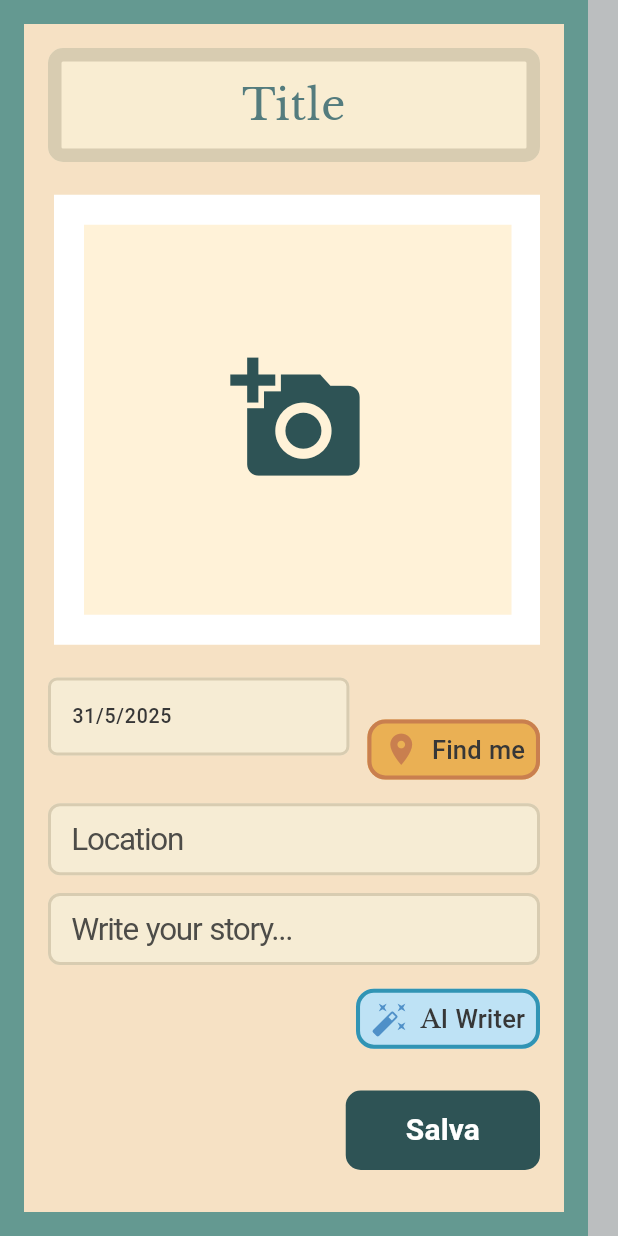
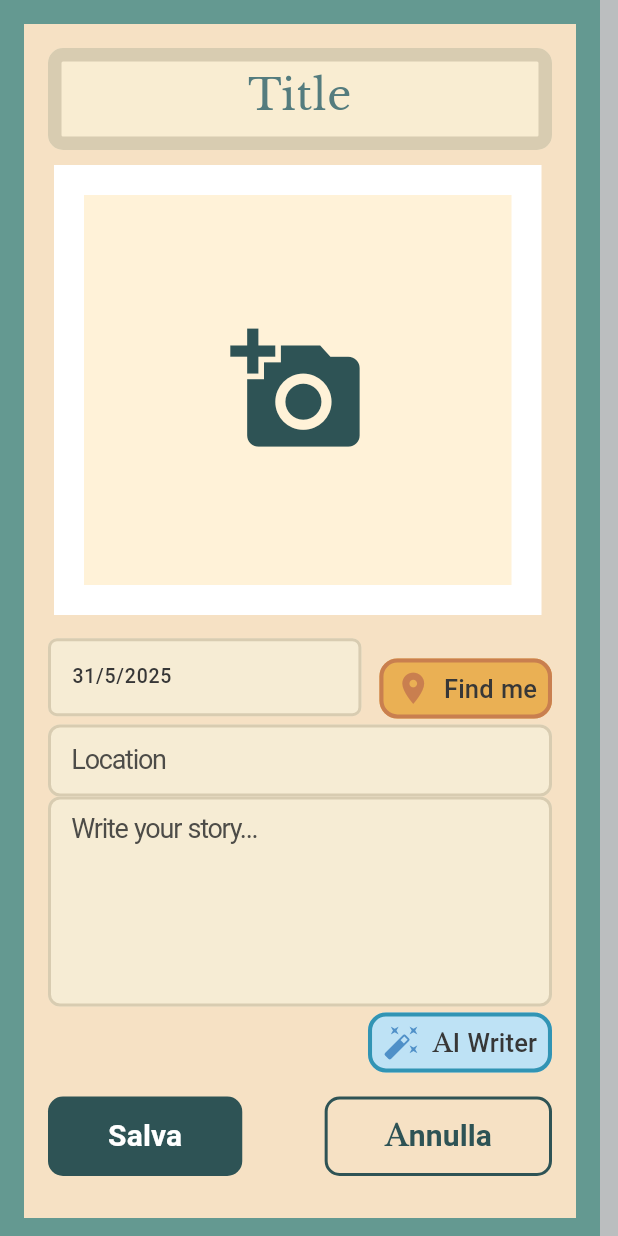
Before and after one commit to lpjr03/Itinereo, a Flutter app: the AddDiaryEntryPage screen opened directly with empty values, on a phone screen of 412 x 824 dp. Run offline on Flutter 3.47's test engine with Material 3 defaults, Android fonts, the light colour scheme and no system bars; our stand-ins replace cloud_firestore, device_info_plus, firebase_ai, firebase_auth, firebase_core, firebase_storage and 7 more; missing offline and left inert: firebase_app_check; accounts and stored records are empty.

Commit message:
Update of design

```diff
--- a/lib/screens/add_diary_page.dart
+++ b/lib/screens/add_diary_page.dart
@@ -1,10 +1,11 @@
 import 'dart:io';
-import 'package:carousel_slider/carousel_slider.dart';
 import 'package:firebase_auth/firebase_auth.dart';
 import 'package:flutter/material.dart';
 import 'package:flutter/services.dart';
 import 'package:geolocator/geolocator.dart';
 import 'package:google_fonts/google_fonts.dart';
+import 'package:http/http.dart';
+import 'package:itinereo/screens/camera_screen.dart';
 import 'package:itinereo/services/geolocator_service.dart';
 import 'package:itinereo/services/google_service.dart';
 import 'package:itinereo/services/local_diary_db.dart';
@@ -22,6 +23,8 @@ import '../services/diary_service.dart';
 class AddDiaryEntryPage extends StatefulWidget {
   final void Function()? onSave;
   final void Function()? switchToCameraScreen;
+  final void Function()? switchToDiaryScreen;
+  final void Function(String photoPath)? deletePhoto;
 
   final List<String> initialPhotoUrls;
 
@@ -29,6 +32,8 @@ class AddDiaryEntryPage extends StatefulWidget {
     super.key,
     required this.onSave,
     required this.switchToCameraScreen,
+    required this.switchToDiaryScreen,
+    required this.deletePhoto,
     this.initialPhotoUrls = const [],
   });
 
@@ -43,7 +48,6 @@ class _AddDiaryEntryPageState extends State<AddDiaryEntryPage> {
   final _locationController = TextEditingController();
   final TextEditingController _dateController = TextEditingController();
   late List<String> _photoUrls = [];
-  final PageController _pageController = PageController(viewportFraction: 0.95);
 
   bool _isSubmitting = false;
   double _latitude = 0.0;
@@ -57,7 +61,6 @@ class _AddDiaryEntryPageState extends State<AddDiaryEntryPage> {
 
   @override
   void dispose() {
-    _pageController.dispose();
     super.dispose();
   }
 
@@ -65,6 +68,14 @@ class _AddDiaryEntryPageState extends State<AddDiaryEntryPage> {
     if (!_formKey.currentState!.validate()) return;
 
     setState(() => _isSubmitting = true);
+
+    List<String> finalGalleryPaths = [];
+
+    for (String tempPath in _photoUrls) {
+      final tempFile = File(tempPath);
+      final savedFile = await saveToGalleryManually(tempFile);
+      finalGalleryPaths.add(savedFile.path);
+    }
 
     final newEntry = DiaryEntry(
       id: const Uuid().v4(),
@@ -92,38 +103,36 @@ class _AddDiaryEntryPageState extends State<AddDiaryEntryPage> {
   @override
   Widget build(BuildContext context) {
     return Scaffold(
+      resizeToAvoidBottomInset: true,
       backgroundColor: Color(0xFFBBBEBF),
-      body: Stack(
-        children: [
-          Positioned(
-            top: 0,
-            left: 0,
-            right: 20,
+      body: SingleChildScrollView(
+        physics: ClampingScrollPhysics(),
+        child: Container(
+          margin: EdgeInsets.fromLTRB(0, 0, 12, 0),
+          padding: EdgeInsets.all(16),
+          alignment: Alignment.centerLeft,
+          color: Color(0xFF649991),
+
           child: Container(
             padding: EdgeInsets.all(16),
-              alignment: Alignment.centerLeft,
-              height: MediaQuery.of(context).size.height,
-              color: Color(0xFF649991),
-              child: Container(
-                padding: EdgeInsets.all(16),
-
             color: Color(0xFFF6E1C4),
-
             child: Form(
               key: _formKey,
               child: Column(
-                    mainAxisAlignment: MainAxisAlignment.spaceBetween,
+                mainAxisAlignment: MainAxisAlignment.start,
                 crossAxisAlignment: CrossAxisAlignment.stretch,
                 children: [
                   CustomTextFormField(
                     controller: _titleController,
                     hintText: 'Title',
                     textAlign: TextAlign.center,
+                    multiline: true,
+                    minLines: 2,
                     maxLines: 2,
-                        inputFormatters: [LengthLimitingTextInputFormatter(38)],
+                    inputFormatters: [LengthLimitingTextInputFormatter(50)],
                     textStyle: GoogleFonts.libreBaskerville(
                       textStyle: const TextStyle(
-                            height: 2,
+                        height: 1.5,
                         fontSize: 16,
                         fontWeight: FontWeight.w600,
                         color: Color(0xFF2E5355),
@@ -135,9 +144,7 @@ class _AddDiaryEntryPageState extends State<AddDiaryEntryPage> {
                         fontWeight: FontWeight.w400,
                         color: Color(0xFF2E5355),
                       ),
-                        ).copyWith(
-                          color: const Color.fromARGB(255, 84, 124, 126),
-                        ),
+                    ).copyWith(color: const Color.fromARGB(255, 84, 124, 126)),
                     border: OutlineInputBorder(
                       borderRadius: BorderRadius.circular(10),
                       borderSide: const BorderSide(
@@ -146,45 +153,41 @@ class _AddDiaryEntryPageState extends State<AddDiaryEntryPage> {
                       ),
                     ),
                   ),
-
                   DiaryPhotoCarousel(
-                        photoUrls: widget.initialPhotoUrls,
+                    photoUrls: _photoUrls,
                     onAddPhoto: () => widget.switchToCameraScreen?.call(),
-                        onRemovePhoto: (index) {
-                          setState(() {
-                            _photoUrls.removeAt(index);
-                          });
+                    onRemovePhoto: (photoPath) {
+                      _photoUrls.remove(photoPath);
+                      widget.deletePhoto?.call(photoPath);
                     },
                   ),
-
                   Row(
-                        crossAxisAlignment: CrossAxisAlignment.start,
                     children: [
                       Expanded(
                         child: DateField(dateController: _dateController),
                       ),
                       const SizedBox(width: 12),
                       Padding(
-                            padding: const EdgeInsets.only(top: 24),
+                        padding: const EdgeInsets.only(top: 15),
                         child: DiaryActionButton(
                           onPressed: () => _handleMapButtonPressed(context),
                           icon: Icons.location_on,
                           iconColor: Color(0xFFC97F4F),
                           backgroundColor: Color(0xFFEAB054),
                           borderColor: Color(0xFFC97F4F),
-                              label: 'Find me', textColor: Color(0xFF373737),
+                          label: 'Find me',
+                          textColor: Color(0xFF373737),
                         ),
                       ),
                     ],
                   ),
-
                   CustomTextFormField(
                     controller: _locationController,
                     hintText: 'Location',
                     hintStyle: GoogleFonts.playpenSans(
                       textStyle: TextStyle(
-                            fontSize: 21,
-                            height: 28 / 21,
+                        fontSize: 18,
+                        height: 21 / 18,
                         letterSpacing: -0.04 * 21,
                         color: Color(0xFF4D4C48),
                         fontWeight: FontWeight.w400,
@@ -199,15 +202,16 @@ class _AddDiaryEntryPageState extends State<AddDiaryEntryPage> {
                       ),
                     ),
                   ),
-
                   CustomTextFormField(
                     controller: _descriptionController,
                     hintText: 'Write your story...',
                     multiline: true,
+                    minLines: 5,
+                    maxLines: 5,
                     hintStyle: GoogleFonts.playpenSans(
                       textStyle: TextStyle(
-                            fontSize: 21,
-                            height: 28 / 21,
+                        fontSize: 18,
+                        height: 21 / 18,
                         letterSpacing: -0.04 * 21,
                         color: Color(0xFF4D4C48),
                         fontWeight: FontWeight.w400,
@@ -222,7 +226,6 @@ class _AddDiaryEntryPageState extends State<AddDiaryEntryPage> {
                       ),
                     ),
                   ),
-
                   Align(
                     alignment: Alignment.bottomRight,
                     child: DiaryActionButton(
@@ -255,18 +258,16 @@ class _AddDiaryEntryPageState extends State<AddDiaryEntryPage> {
                       icon: Icons.auto_fix_high,
                       label: 'AI Writer',
                       backgroundColor: const Color(0xFFBEE2F5),
-                          borderColor: const Color(0xFF3194B4), iconColor: Color(0xFF4F90C8), textColor: Color(0xFF373737),
+                      borderColor: const Color(0xFF3194B4),
+                      iconColor: Color(0xFF4F90C8),
+                      textColor: Color(0xFF373737),
                     ),
                   ),
-
                   Row(
-                        mainAxisAlignment: MainAxisAlignment.end,
+                    mainAxisAlignment: MainAxisAlignment.spaceBetween,
                     children: [
                       Padding(
-                            padding: const EdgeInsets.only(
-                              top: 12,
-                              bottom: 12,
-                            ),
+                        padding: const EdgeInsets.only(top: 12, bottom: 12),
                         child: ElevatedButton(
                           onPressed: () {
                             if (_titleController.text.isEmpty ||
@@ -310,6 +311,62 @@ class _AddDiaryEntryPageState extends State<AddDiaryEntryPage> {
                           ),
                         ),
                       ),
+                      Padding(
+                        padding: const EdgeInsets.only(top: 12, bottom: 12),
+                        child: OutlinedButton(
+                          onPressed: () {
+                            showDialog(
+                              context: context,
+                              builder:
+                                  (context) => AlertDialog(
+                                    title: const Text('Annullare modifiche?'),
+                                    content: const Text(
+                                      'Sei sicuro di voler annullare le modifiche? Tutto il contenuto non salvato andrà perso.',
+                                    ),
+                                    actions: [
+                                      ElevatedButton(
+                                        onPressed: () {
+                                          Navigator.of(context).pop();
+                                          widget.switchToDiaryScreen?.call();
+                                        },
+                                        child: const Text('Sì, annulla'),
+                                      ),
+                                      TextButton(
+                                        onPressed: () {
+                                          Navigator.of(context).pop();
+                                        },
+                                        child: const Text('No, resta'),
+                                      ),
+                                    ],
+                                  ),
+                            );
+                          },
+                          style: OutlinedButton.styleFrom(
+                            foregroundColor: const Color(0xFF2E5355),
+                            side: const BorderSide(
+                              color: Color(0xFF2E5355),
+                              width: 2,
+                            ),
+                            padding: const EdgeInsets.symmetric(
+                              horizontal: 40,
+                              vertical: 12,
+                            ),
+                            shape: RoundedRectangleBorder(
+                              borderRadius: BorderRadius.circular(10),
+                            ),
+                          ),
+                          child: Text(
+                            'Annulla',
+                            style: GoogleFonts.playpenSans(
+                              textStyle: const TextStyle(
+                                fontSize: 20,
+                                fontWeight: FontWeight.w600,
+                                color: Color(0xFF2E5355),
+                              ),
+                            ),
+                          ),
+                        ),
+                      ),
                     ],
                   ),
                 ],
@@ -317,8 +374,6 @@ class _AddDiaryEntryPageState extends State<AddDiaryEntryPage> {
             ),
           ),
         ),
-          ),
-        ],
       ),
     );
   }
```
Lines whose indentation alone changed are shown as unchanged.
